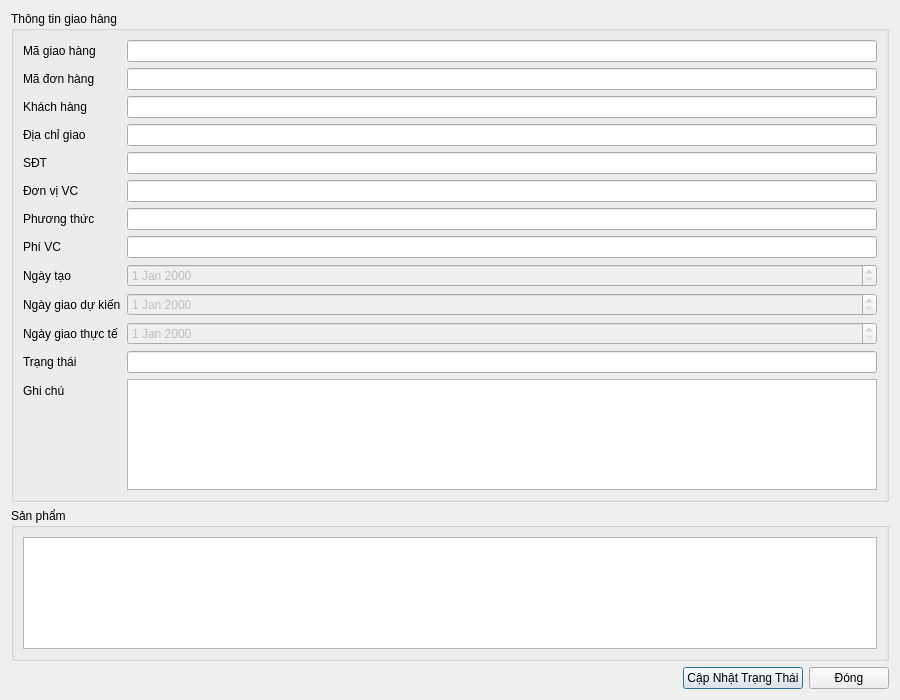
Qt form ui/shipment_detail.ui (thinh-doan/sales-and-warehouse-management-system) before a commit.
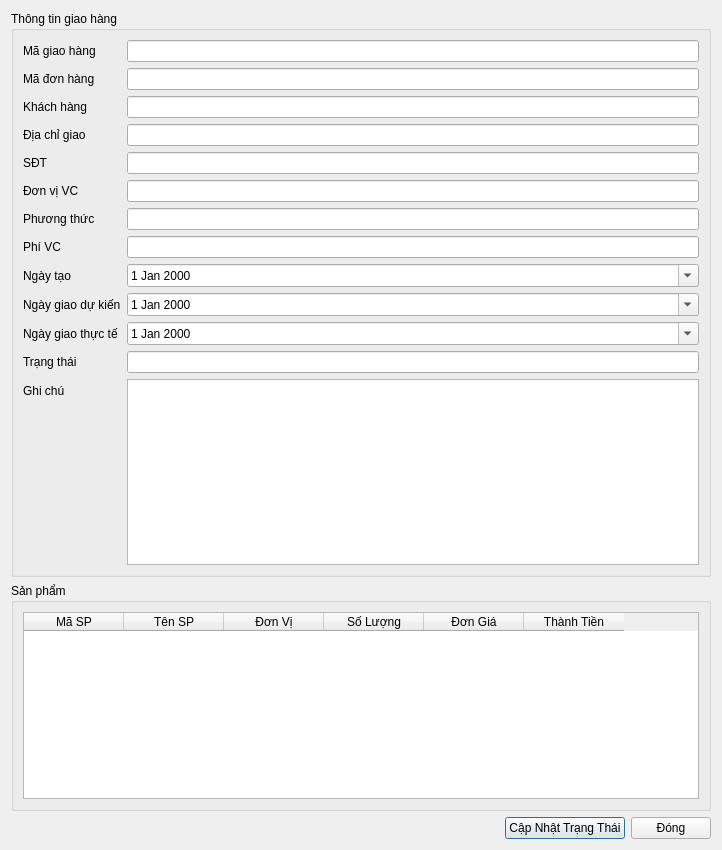
The same form after that commit.

What changed in the file:
```diff
--- a/ui/shipment_detail.ui
+++ b/ui/shipment_detail.ui
@@ -6,8 +6,8 @@
    <rect>
     <x>0</x>
     <y>0</y>
-    <width>900</width>
-    <height>700</height>
+    <width>722</width>
+    <height>850</height>
    </rect>
   </property>
   <property name="windowTitle">
@@ -90,20 +90,6 @@
         </property>
        </widget>
       </item>
-      <item row="5" column="0">
-       <widget class="QLabel" name="lblCarrier">
-        <property name="text">
-         <string>Đơn vị VC</string>
-        </property>
-       </widget>
-      </item>
-      <item row="5" column="1">
-       <widget class="QLineEdit" name="txtCarrier">
-        <property name="readOnly">
-         <bool>true</bool>
-        </property>
-       </widget>
-      </item>
       <item row="6" column="0">
        <widget class="QLabel" name="lblMethod">
         <property name="text">
@@ -140,9 +126,9 @@
        </widget>
       </item>
       <item row="8" column="1">
-       <widget class="QDateEdit" name="dtCreated">
-        <property name="enabled">
-         <bool>false</bool>
+       <widget class="QDateEdit" name="dateEdit">
+        <property name="calendarPopup">
+         <bool>true</bool>
         </property>
        </widget>
       </item>
@@ -153,13 +139,6 @@
         </property>
        </widget>
       </item>
-      <item row="9" column="1">
-       <widget class="QDateEdit" name="dtExpected">
-        <property name="enabled">
-         <bool>false</bool>
-        </property>
-       </widget>
-      </item>
       <item row="10" column="0">
        <widget class="QLabel" name="lblActual">
         <property name="text">
@@ -167,13 +146,6 @@
         </property>
        </widget>
       </item>
-      <item row="10" column="1">
-       <widget class="QDateEdit" name="dtActual">
-        <property name="enabled">
-         <bool>false</bool>
-        </property>
-       </widget>
-      </item>
       <item row="11" column="0">
        <widget class="QLabel" name="lblStatus">
         <property name="text">
@@ -202,6 +174,34 @@
         </property>
        </widget>
       </item>
+      <item row="5" column="1">
+       <widget class="QLineEdit" name="txtCarrier">
+        <property name="readOnly">
+         <bool>true</bool>
+        </property>
+       </widget>
+      </item>
+      <item row="9" column="1">
+       <widget class="QDateEdit" name="dateEdit_2">
+        <property name="calendarPopup">
+         <bool>true</bool>
+        </property>
+       </widget>
+      </item>
+      <item row="10" column="1">
+       <widget class="QDateEdit" name="dateEdit_3">
+        <property name="calendarPopup">
+         <bool>true</bool>
+        </property>
+       </widget>
+      </item>
+      <item row="5" column="0">
+       <widget class="QLabel" name="lblCarrier">
+        <property name="text">
+         <string>Đơn vị VC</string>
+        </property>
+       </widget>
+      </item>
      </layout>
     </widget>
    </item>
@@ -212,7 +212,38 @@
      </property>
      <layout class="QVBoxLayout">
       <item>
-       <widget class="QTableWidget" name="tblOrderItems"/>
+       <widget class="QTableWidget" name="tblOrderItems">
+        <column>
+         <property name="text">
+          <string>Mã SP</string>
+         </property>
+        </column>
+        <column>
+         <property name="text">
+          <string>Tên SP</string>
+         </property>
+        </column>
+        <column>
+         <property name="text">
+          <string>Đơn Vị</string>
+         </property>
+        </column>
+        <column>
+         <property name="text">
+          <string>Số Lượng</string>
+         </property>
+        </column>
+        <column>
+         <property name="text">
+          <string>Đơn Giá</string>
+         </property>
+        </column>
+        <column>
+         <property name="text">
+          <string>Thành Tiền</string>
+         </property>
+        </column>
+       </widget>
       </item>
      </layout>
     </widget>
```
